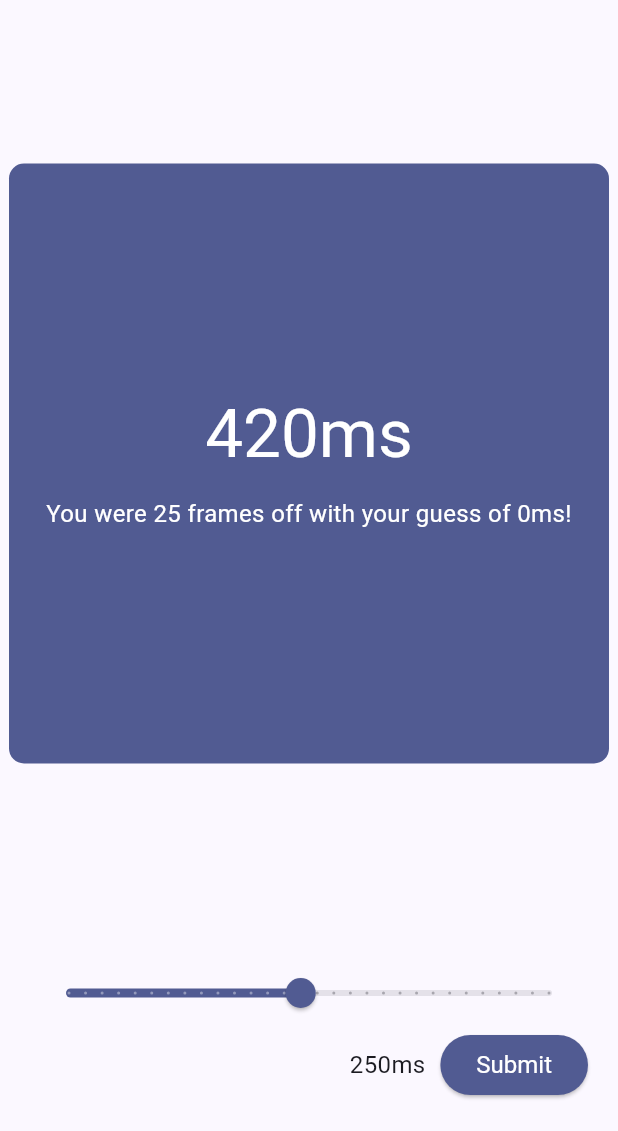
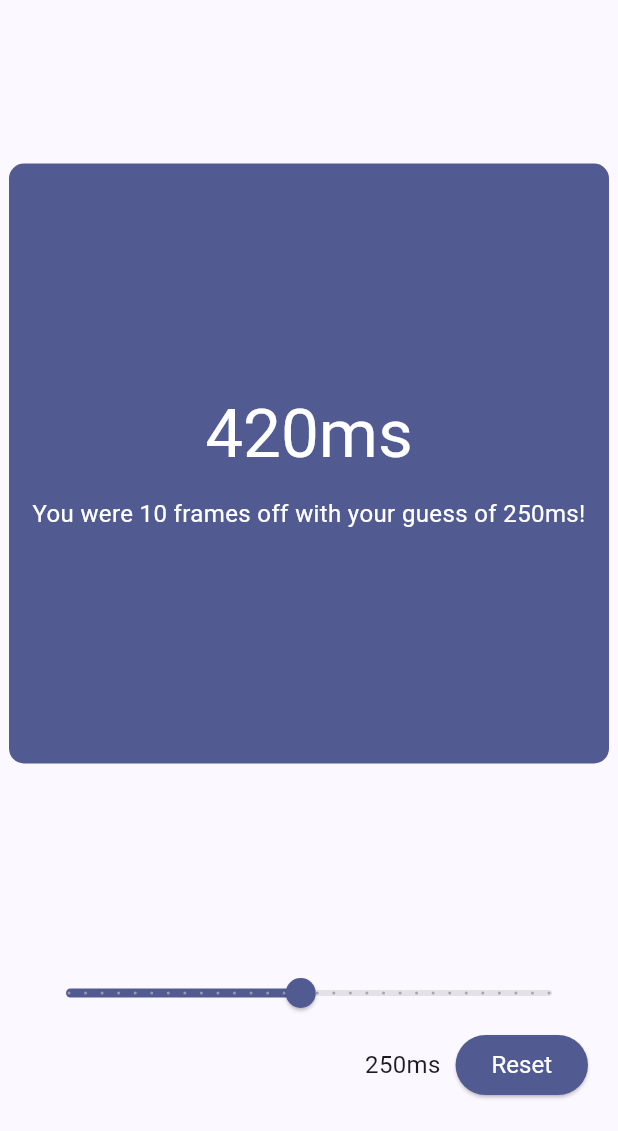
Before and after one commit to adil192/timing_flutter, a Flutter app: the screen it shows after launch, after a tap on "Submit", on a phone screen of 412 x 824 dp, the part 105-1236 px from its top. Run offline on Flutter 3.47's test engine with Material 2 defaults, Android fonts, the phone set to English and light mode, and no system bars; drawn by our look-alikes of dynamic_color; our stand-ins replace flutter_font_icons.

Commit message:
Change button between "Submit" and "Reset"

```diff
--- a/lib/main.dart
+++ b/lib/main.dart
@@ -67,6 +67,20 @@ class _MyHomePageState extends State<MyHomePage> {
   int _actualMs = Random().nextInt(500);
   int _guessMs = 0;
   int _sliderValue = 250;
+
+  bool isSubmitted = false;
+
+  static const String submit = "Submit";
+  static const String reset = "Reset";
+
+  _onSubmit() {
+    setState(() {
+      isSubmitted = !isSubmitted;
+      if (isSubmitted) {
+        _guessMs = _sliderValue;
+      }
+    });
+  }
 
   @override
   Widget build(BuildContext context) {
@@ -156,8 +170,8 @@ class _MyHomePageState extends State<MyHomePage> {
                         foregroundColor: MaterialStateProperty.resolveWith((states) => colorScheme.onPrimary),
                         textStyle: MaterialStateProperty.resolveWith((states) => const TextStyle(fontSize: 16)),
                       ),
-                      child: const Text("Submit"),
-                      onPressed: () {  },
+                      onPressed: _onSubmit,
+                      child: Text(isSubmitted ? reset : submit),
                     )
                   ],
                 ),
```
